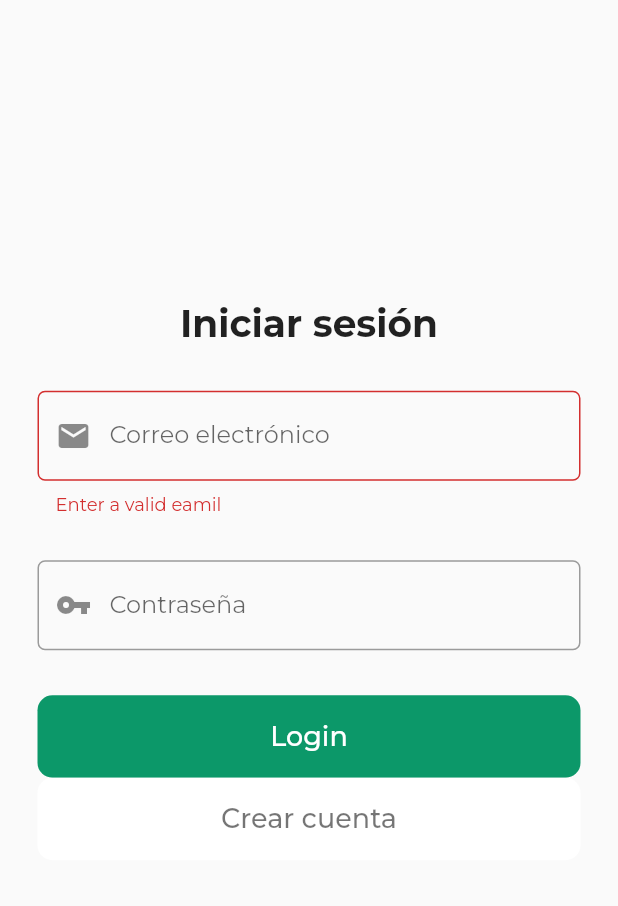
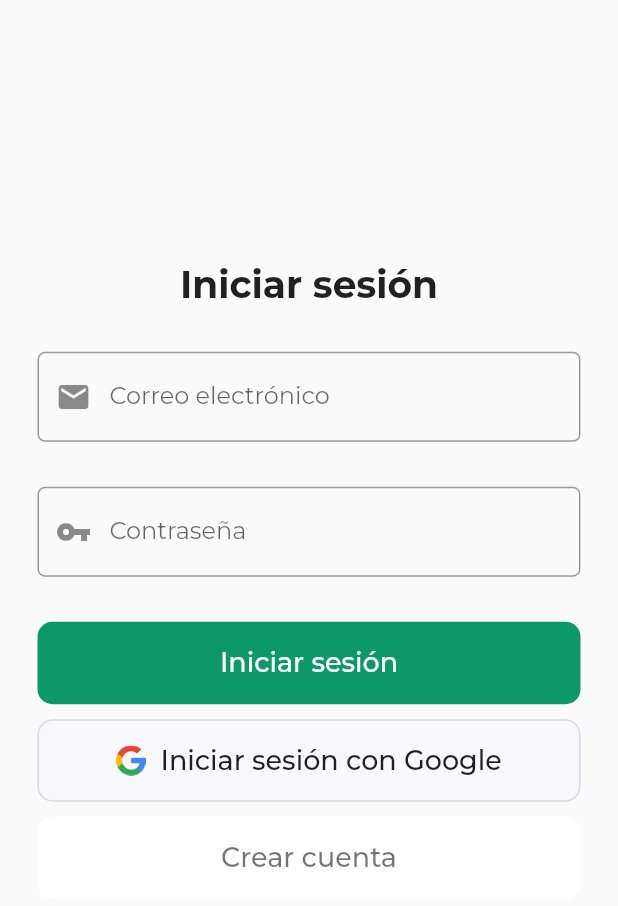
Before and after one commit to BrunoCamacho98/OrganicPeru-Ecommerce, a Flutter app: the screen it shows after launch, on a phone screen of 412 x 824 dp. Shown: the top 906 px of the screen. Run offline on Flutter 3.47's test engine with Material 2 defaults, Android fonts, the phone set to English and light mode, and no system bars; our stand-ins replace cloud_firestore, file_picker, firebase_auth, firebase_core, firebase_database, firebase_storage and 2 more; accounts and stored records are empty.

Commit message:
Add google and shopping cart

```diff
--- a/lib/constants/theme.dart
+++ b/lib/constants/theme.dart
@@ -25,17 +25,17 @@ const MaterialColor kprimarySwatch = MaterialColor(
 );
 
 const MaterialColor kprimaryWhiteSwatch = MaterialColor(
-  0xFFF9F8FD,
+  0xFFd9d9d9,
   <int, Color>{
-    50: Color(0xFFF9F8FD), //10%
-    100: Color(0xFFF9F8FD), //20%
-    200: Color(0xFFF9F8FD), //30%
-    300: Color(0xFFF9F8FD), //40%
-    400: Color(0xFFF9F8FD), //50%
-    500: Color(0xFFF9F8FD), //60%
-    600: Color(0xFFF9F8FD), //70%
-    700: Color(0xFFF9F8FD), //80%
-    800: Color(0xFFF9F8FD), //90%
-    900: Color(0xFFF9F8FD),
+    50: Color(0xFFF9F9FD), //10%
+    100: Color(0xFFF4F4F4), //20%
+    200: Color(0xFFF9F9F9), //30%
+    300: Color(0xFFe2e2e2), //40%
+    400: Color(0xFFe8e8e8), //50%
+    500: Color(0xFFe6e6e6), //60%
+    600: Color(0xFFdbd1d9), //70%
+    700: Color(0xFFdbd4d9), //80%
+    800: Color(0xFFd9d7d9), //90%
+    900: Color(0xFFd9d9d9),
   },
 );
--- a/lib/main.dart
+++ b/lib/main.dart
@@ -44,7 +44,7 @@ class MyApp extends StatelessWidget {
               child: MaterialApp(
                 // * Designar los colores usados en la aplicación
                 theme: ThemeData(
-                  primarySwatch: kprimaryWhiteSwatch,
+                  primarySwatch: kprimarySwatch,
                   primaryColor: kPrimaryWhite,
                   textTheme: Theme.of(context).textTheme.apply(
                       bodyColor: Colors.black87,
--- a/lib/screens/public/login.dart
+++ b/lib/screens/public/login.dart
@@ -80,19 +80,19 @@ class _LoginState extends State<Login> {
                   // * Caja de texto para ingreso de email
                   TextFormField(
                     keyboardType: TextInputType.emailAddress,
-                    autovalidateMode: AutovalidateMode.always,
+                    autovalidateMode: AutovalidateMode.onUserInteraction,
                     validator: (val) => val!.isEmpty ||
                             !val.contains("@") ||
                             val.endsWith("@") ||
                             val.endsWith(".")
-                        ? "Enter a valid eamil"
+                        ? "Enter a valid email"
                         : null,
                     controller: _emailController,
                     decoration: InputDecoration(
                         hintText: "Correo electrónico",
                         prefixIcon: const Icon(Icons.mail),
                         border: OutlineInputBorder(
-                            borderRadius: BorderRadius.circular(5))),
+                            borderRadius: BorderRadius.circular(5), borderSide: const BorderSide(color: Colors.black26))),
                   ),
                   const SizedBox(height: 30),
                   // * Caja de texto para ingreso de contraseña
@@ -138,13 +138,42 @@ class _LoginState extends State<Login> {
                     child: loading
                         ? const CircularProgressIndicator()
                         : const Text(
-                            "Login",
+                            "Iniciar sesión",
                             style: TextStyle(
                               fontSize: 18,
                               fontWeight: FontWeight.w500,
                             ),
                           ),
                   ),
+                  const SizedBox(height: 10),
+                  MaterialButton(
+                    onPressed: () {},
+                    height: 55,
+                    minWidth: double.infinity,
+                    color: kBackgroundColor,
+                    textColor: Colors.white,
+                    shape: RoundedRectangleBorder(
+                      borderRadius: BorderRadius.circular(10),
+                      side: const BorderSide(color: Colors.black12)
+                    ),
+                    elevation: 0,
+                    child: loading
+                        ? const CircularProgressIndicator()
+                        : Row(
+                          mainAxisAlignment: MainAxisAlignment.center,
+                            children: <Widget>[
+                              Image.asset("assets/icons/google_icon.png", height: 20),
+                              const SizedBox(width: 10,),
+                              const Text("Iniciar sesión con Google",
+                            style: TextStyle(
+                              fontSize: 18,
+                              fontWeight: FontWeight.w500,
+                              color: Colors.black87
+                            ))
+                            ]
+                          ),
+                  ),
+                  const SizedBox(height: 10),
                   // * Botón de envio a la vista de registro
                   MaterialButton(
                     onPressed: () => widget.toggleScreen(),
```
Also changed, not shown: lib/screens/principal/components/body.dart (+38 -14 lines), lib/screens/principal/principal.dart (+9 -11 lines), lib/screens/public/register.dart (+7 -2 lines), assets/icons/google_icon.png (added).
